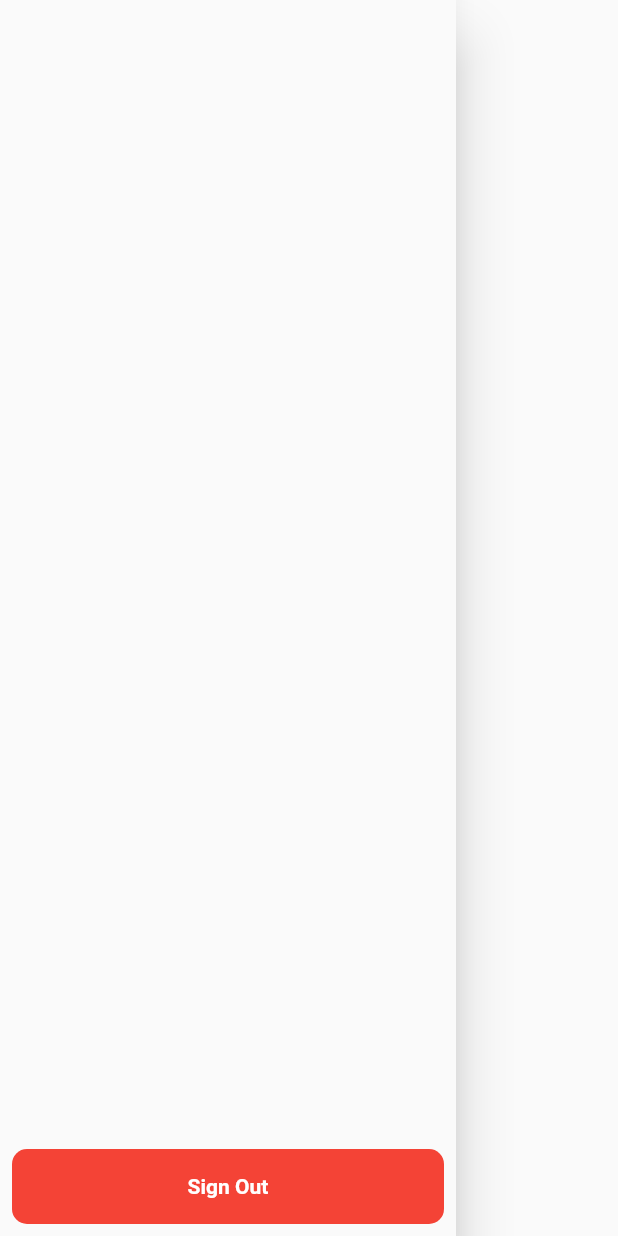
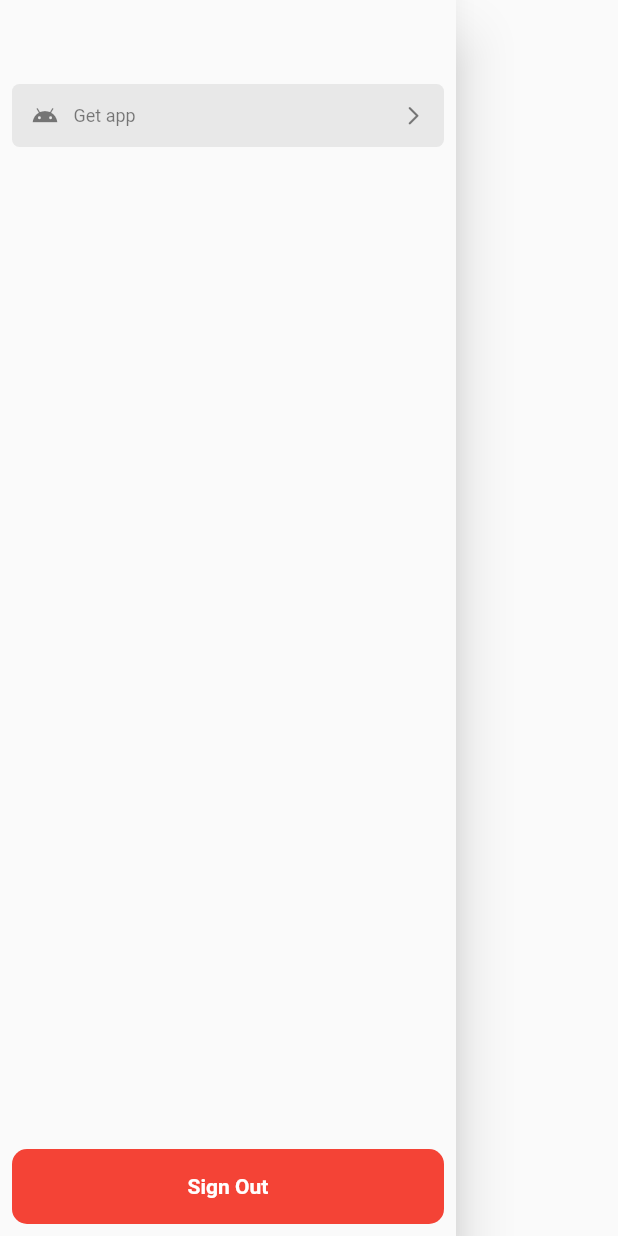
Before and after one commit to sivaprasadnk/moviezapp, a Flutter app: the WebDrawer widget shown alone on an empty page, opened directly, on a phone screen of 412 x 824 dp. Run offline on Flutter 3.47's test engine with Material 2 defaults, Android fonts, the phone set to English and light mode, and no system bars; our stand-ins replace cached_network_image, cloud_firestore, connectivity_plus, firebase_auth, firebase_core, flutter_carousel_widget and 7 more; missing offline and left inert: dart:html, in_app_update, store_redirect; accounts and stored records are empty; network calls fail.

Commit message:
web drawer changes

```diff
--- a/lib/views/web/home/widgets/web.drawer.dart
+++ b/lib/views/web/home/widgets/web.drawer.dart
@@ -1,7 +1,10 @@
+import 'dart:html' as html;
+
 import 'package:firebase_auth/firebase_auth.dart';
 import 'package:flutter/material.dart';
 import 'package:moviezapp/utils/extensions/build.context.extension.dart';
 import 'package:moviezapp/views/common/common.button.dart';
+import 'package:moviezapp/views/mobile/home/page/profile/widgets/profile.menu.card.dart';
 
 class WebDrawer extends StatelessWidget {
   const WebDrawer({super.key});
@@ -19,6 +22,13 @@ class WebDrawer extends StatelessWidget {
         child: Column(
           crossAxisAlignment: CrossAxisAlignment.start,
           children: [
+            Row(
+              mainAxisAlignment: MainAxisAlignment.spaceAround,
+              children: [
+                Column(
+                  crossAxisAlignment: CrossAxisAlignment.start,
+
+                  children: [
                     Text(
                       name,
                       style: const TextStyle(
@@ -34,6 +44,34 @@ class WebDrawer extends StatelessWidget {
                         fontWeight: FontWeight.w600,
                       ),
                     ),
+                  ],
+                ),
+                if (user.photoURL != null && user.photoURL!.isNotEmpty)
+                  ClipRRect(
+                    borderRadius: BorderRadius.circular(50),
+                    child: Image.network(
+                      user.photoURL!,
+                      height: 45,
+                      width: 45,
+                      errorBuilder: (context, error, stackTrace) {
+                        return const Icon(Icons.error);
+                      },
+                    ),
+                  ),
+              ],
+            ),
+            const SizedBox(height: 8),
+            ProfileMenuCard(
+              title: 'Get app',
+              icon: Icons.android,
+              isImplemented: true,
+              onTap: () {
+                html.window.open(
+                  'https://play.google.com/store/apps/details?id=com.spverse.moviezapp',
+                  'new tab',
+                );
+              },
+            ),
             const Spacer(),
             CommonButton(
               callback: () {
```
Also changed, not shown: 1 other file. Lines whose indentation alone changed are shown as unchanged.
